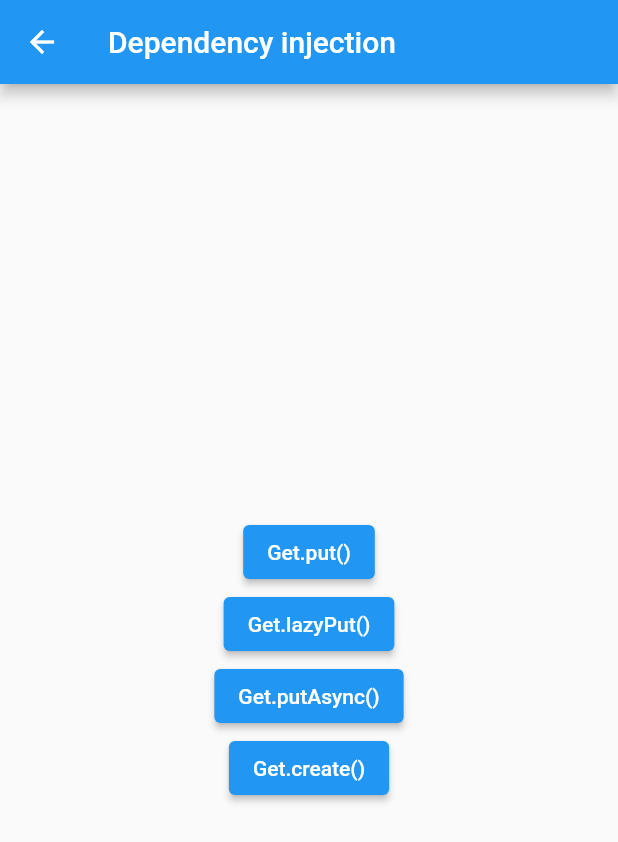
After one commit to Jang-zn/getx_study, a Flutter app: the screen it shows after launch, after a tap on "의존성관리", on a phone screen of 412 x 824 dp. The commit adds this screen. Shown: the top 842 px of the screen. Run offline on Flutter 3.47's test engine with Material 2 defaults, Android fonts, the phone set to English and light mode, and no system bars; our stand-ins replace get.

Commit message:
Dependnecy Injection

```diff
--- /dev/null
+++ b/lib/src/controller/dependency_controller.dart
@@ -0,0 +1,5 @@
+import 'package:get/get.dart';
+
+class DependencyController extends GetxController{
+
+}
--- /dev/null
+++ b/lib/src/dependencies/dependency_page.dart
@@ -0,0 +1,63 @@
+import 'package:flutter/material.dart';
+import 'package:get/get.dart';
+import 'package:getx_study/src/controller/dependency_controller.dart';
+import 'package:getx_study/src/dependencies/getput.dart';
+
+class DependencyPage extends StatelessWidget {
+  const DependencyPage({Key? key}) : super(key: key);
+
+  @override
+  Widget build(BuildContext context) {
+    return Scaffold(
+      appBar:AppBar(
+        title:Text("Dependency injection"),
+      ),
+      body:Center(
+        child: Column(
+          mainAxisAlignment: MainAxisAlignment.center,
+          children:[
+            ElevatedButton(
+              child:Text("Get.put()"),
+              onPressed: (){
+                Get.to(GetPutPage(), binding:BindingsBuilder((){
+                  Get.put(DependencyController());
+                }));
+              },
+            ),
+            //lazyput : 바인딩된 controller 사용 전까진 인스턴스 생성 안함
+            ElevatedButton(
+              child:Text("Get.lazyPut()"),
+              onPressed: (){
+                Get.to(GetPutPage(), binding:BindingsBuilder((){
+                  Get.lazyPut(()=>DependencyController());
+                }));
+              },
+            ),
+            ElevatedButton(
+              child:Text("Get.putAsync()"),
+              onPressed: (){
+                Get.to(GetPutPage(), binding:BindingsBuilder((){
+                  Get.putAsync(() async {
+                    Future.delayed(Duration(seconds:3));
+                    return DependencyController();
+                  });
+                }));
+              },
+            ),
+        //Controller 객체를 새로 생성함 (Singletone 말고 새로 생성)... 근데 잘 안쓸듯?
+        ElevatedButton(
+            child:Text("Get.create()"),
+            onPressed: (){
+              Get.to(GetPutPage(), binding:BindingsBuilder((){
+                Get.create(() {
+                  return DependencyController();
+                });
+              }));
+            },)
+          ]
+        )
+      )
+
+    );
+  }
+}
--- a/lib/src/home.dart
+++ b/lib/src/home.dart
@@ -1,5 +1,6 @@
 import 'package:flutter/material.dart';
 import 'package:get/get.dart';
+import 'package:getx_study/src/dependencies/dependency_page.dart';
 import 'package:getx_study/src/page/normal/first.dart';
 import 'package:getx_study/src/page/reactive_state_management.dart';
 import 'package:getx_study/src/page/simple_state_management.dart';
@@ -49,7 +50,12 @@ class HomePage extends StatelessWidget {
                 onPressed: (){
                   Get.to(ReactivePage());
                 },
-                child: Text("반응형 상태관리"))
+                child: Text("반응형 상태관리")),
+            ElevatedButton(
+                onPressed: (){
+                  Get.to(DependencyPage());
+                },
+                child: Text("의존성관리"))
           ],
         )
       )
```
Also changed, not shown: lib/src/dependencies/getput.dart (added, +22 -0 lines).
